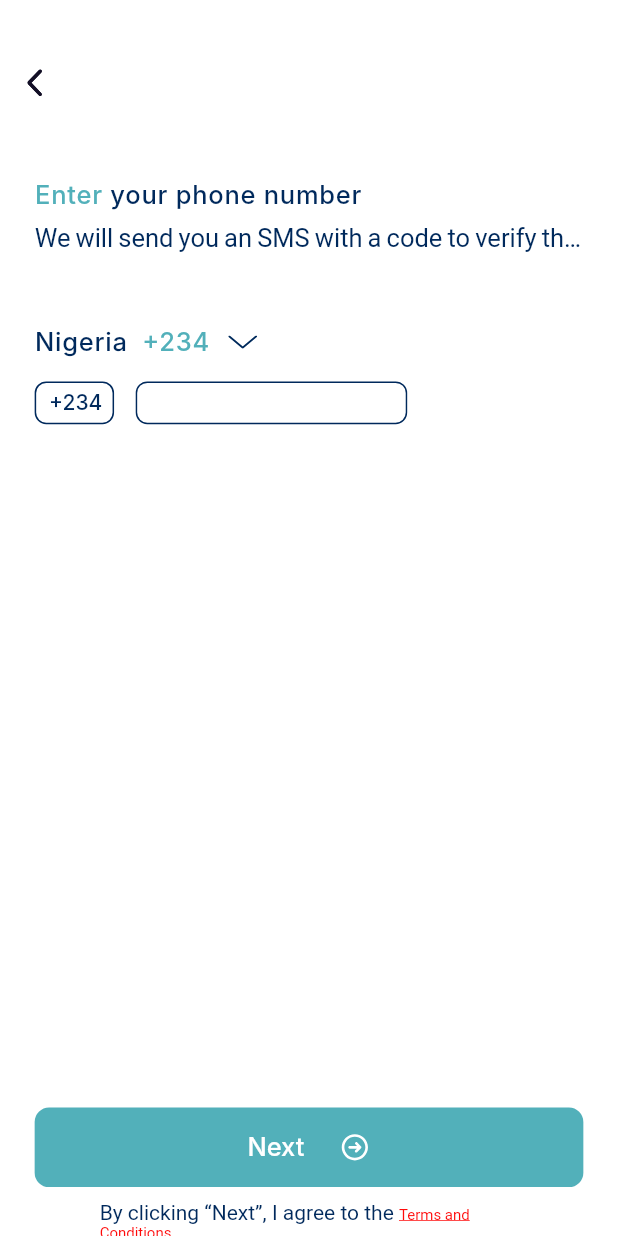
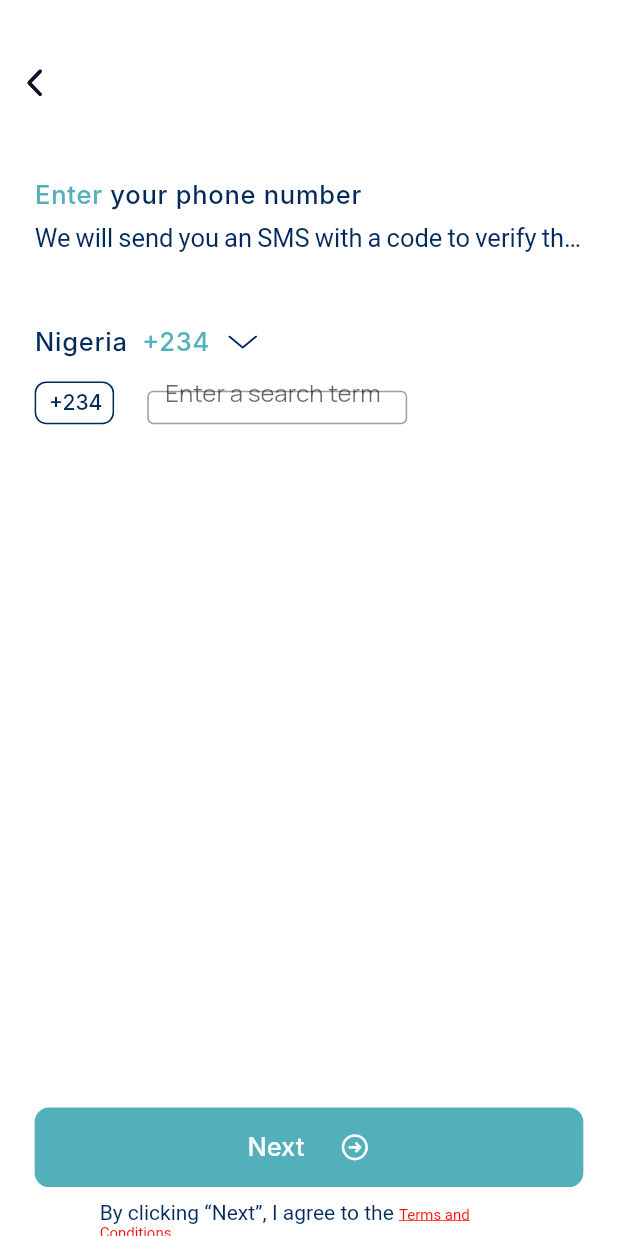
Before and after one commit to DonGuillotine/errand-app, a Flutter app: the PhoneRegistrationPageScreen screen opened directly, on a phone screen of 412 x 824 dp. Run offline on Flutter 3.47's test engine with Material 2 defaults, Android fonts, the phone set to English and light mode, and no system bars; our stand-ins replace flutter_svg, google_fonts, shared_preferences, smooth_page_indicator; accounts and stored records are empty; Roboto replaces fonts that are missing (Inter).

Commit message:
devs commit

```diff
--- a/lib/screens/phone_registeration.dart
+++ b/lib/screens/phone_registeration.dart
@@ -371,33 +371,13 @@ class PhoneRegistrationPageScreen extends StatelessWidget {
                                                 7.00,
                                               ),
                                             ),
-                                            decoration: BoxDecoration(
-                                              borderRadius:
-                                                  BorderRadius.circular(
-                                                getHorizontalSize(
-                                                  8.00,
-                                                ),
+                                            child: TextField(
+                                              decoration: InputDecoration(
+                                                border: OutlineInputBorder(),
+                                                hintText: 'Enter a search term',
                                               ),
-                                              border: Border.all(
-                                                color: ColorConstant.indigo900,
-                                                width: getHorizontalSize(
-                                                  1.00,
-                                                ),
-                                              ),
-                                            ),
-                                            child: Text(
-                                              '',
-                                              textAlign: TextAlign.left,
-                                              style: TextStyle(
-                                                color: ColorConstant.indigo900,
-                                                fontSize: getFontSize(
-                                                  16,
-                                                ),
-                                                fontFamily: 'Inter',
-                                                fontWeight: FontWeight.w500,
-                                                letterSpacing: 0.50,
-                                                height: 1.63,
-                                              ),
+                                              keyboardType:
+                                                  TextInputType.number,
                                             ),
                                           ),
                                         ),
```
